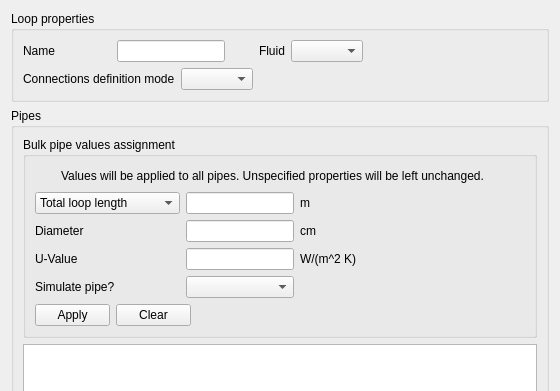
The window that trnsysGUI/hydraulicLoops/_dialogs/edit/_dialog.ui (SPF-OST/pytrnsys_gui) describes before a commit, drawn with Qt 5; both pictures show x 0 to 560 and y 0 to 391 of the 560 by 623 pixel window.
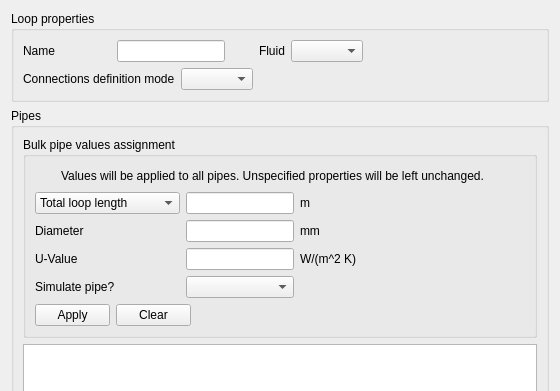
The same window after the commit. Icons and pictures are not drawn.

```diff
--- a/trnsysGUI/hydraulicLoops/_dialogs/edit/_dialog.ui
+++ b/trnsysGUI/hydraulicLoops/_dialogs/edit/_dialog.ui
@@ -354,7 +354,7 @@
                 </sizepolicy>
                </property>
                <property name="text">
-                <string>cm</string>
+                <string>mm</string>
                </property>
               </widget>
              </item>
```
